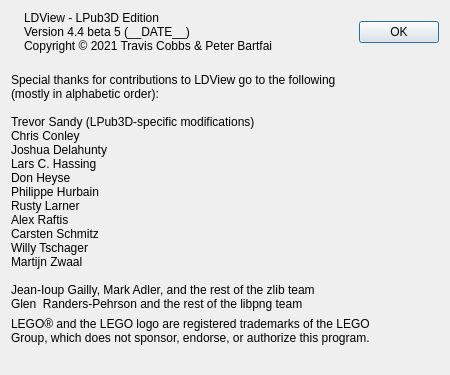
Old version of the form QT/AboutPanel.ui in the repository trevorsandy/ldview.
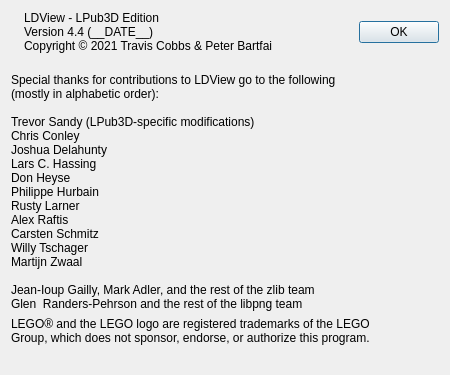
New version of the form. Icons and pictures are not drawn.

What changed in the file:
```diff
--- a/QT/AboutPanel.ui
+++ b/QT/AboutPanel.ui
@@ -102,7 +102,7 @@
          </property>
          <property name="text">
           <string>LDView - LPub3D Edition
-Version 4.4 beta 5 (__DATE__)
+Version 4.4 (__DATE__)
 Copyright © 2021 Travis Cobbs &amp; Peter Bartfai</string>
          </property>
          <property name="textFormat">
```
